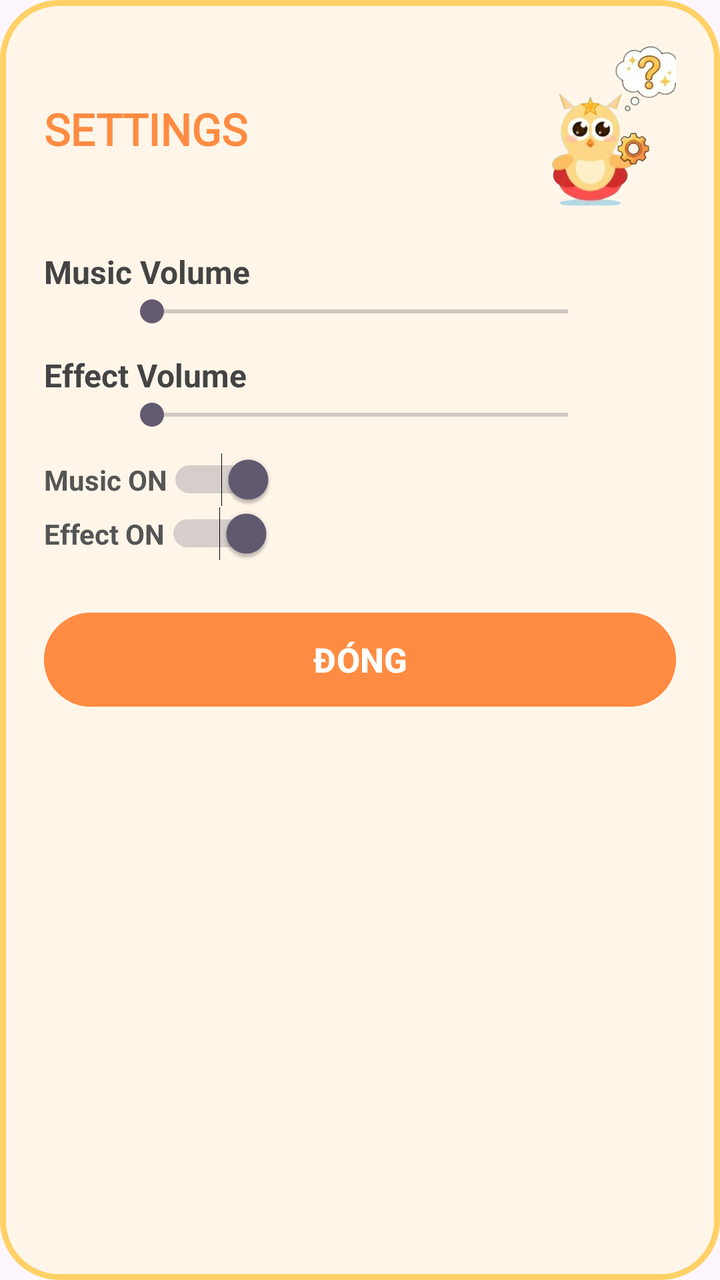
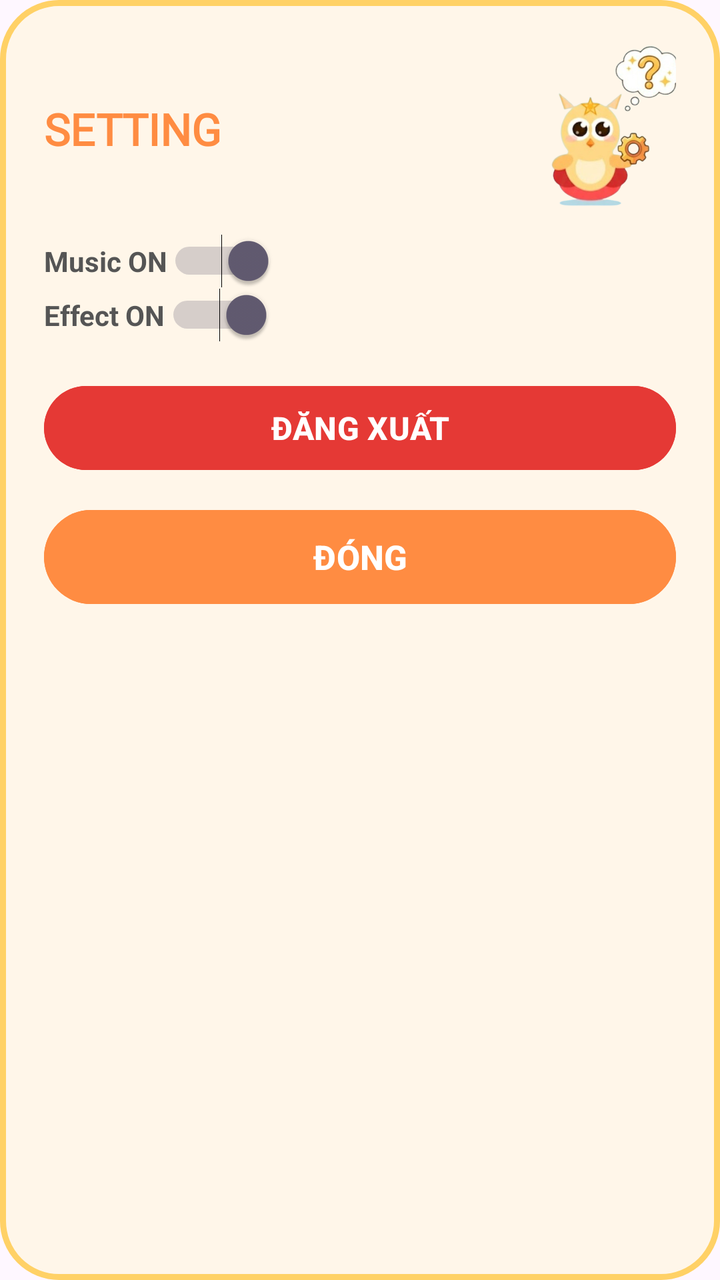

Screens rendered from an Android XML layout before and after an edit, with the pre-edit source and the edit as a unified diff.
<!-- AndroidManifest.xml: application theme Theme.LittleEnglishHero -->
<!-- res/layout/dialog_settings.xml -->
<?xml version="1.0" encoding="utf-8"?>
<LinearLayout
    xmlns:android="http://schemas.android.com/apk/res/android"
    android:layout_width="320dp"
    android:layout_height="wrap_content"
    android:orientation="vertical"
    android:padding="22dp"
    android:background="@drawable/bg_settings_dialog">

    

    <LinearLayout
        android:layout_width="match_parent"
        android:layout_height="wrap_content"
        android:orientation="horizontal"
        android:gravity="center_vertical">

        

        <LinearLayout
            android:layout_width="0dp"
            android:layout_height="wrap_content"
            android:layout_weight="1"
            android:orientation="vertical">

            <TextView
                android:layout_width="wrap_content"
                android:layout_height="wrap_content"
                android:text="SETTINGS"
                android:fontFamily="@font/font_pressstart"
                android:textSize="22sp"
                android:textStyle="bold"
                android:textColor="#FF8C42"/>
        </LinearLayout>

        

        <ImageView
            android:layout_width="85dp"
            android:layout_height="85dp"
            android:src="@drawable/img_settings"
            android:scaleType="centerCrop"
            android:layout_marginStart="10dp"/>
    </LinearLayout>

    

    <TextView
        android:layout_width="wrap_content"
        android:layout_height="wrap_content"
        android:text="Music Volume"
        android:textStyle="bold"

        android:textColor="#444444"
        android:textSize="16sp"
        android:layout_marginTop="18dp"/>

    

    <SeekBar
        android:id="@+id/seekMusic"
        android:layout_width="240dp"
        android:layout_height="wrap_content"
        android:layout_gravity="center" />

    <TextView
        android:layout_width="wrap_content"
        android:layout_height="wrap_content"
        android:text="Effect Volume"
        android:textStyle="bold"
        android:textColor="#444444"
        android:textSize="16sp"
        android:layout_marginTop="12dp"/>

    <SeekBar
        android:id="@+id/seekEffect"
        android:layout_width="240dp"
        android:layout_height="wrap_content"
        android:layout_gravity="center"/>

    

    <LinearLayout
        android:layout_width="match_parent"
        android:layout_height="wrap_content"
        android:orientation="vertical"
        android:layout_marginTop="10dp">

        <Switch
            android:id="@+id/switchMusic"
            android:layout_width="wrap_content"
            android:layout_height="wrap_content"
            android:text="Music ON"
            android:textStyle="bold"
            android:textColor="#555555"
            android:checked="true"/>

        <Switch
            android:id="@+id/switchEffect"
            android:layout_width="wrap_content"
            android:layout_height="wrap_content"
            android:text="Effect ON"
            android:textStyle="bold"
            android:textColor="#555555"
            android:checked="true"/>
    </LinearLayout>

    

    <Button
        android:id="@+id/btnClose"
        android:layout_width="match_parent"
        android:layout_height="55dp"
        android:text="ĐÓNG"
        android:textStyle="bold"
        android:textSize="17sp"
        android:textColor="@android:color/white"
        android:backgroundTint="#FF8C42"
        android:layout_marginTop="22dp"/>

</LinearLayout>
<!-- resources referenced by this layout -->
<resources>
  <!-- drawable bg_settings_dialog (drawable) -->
  <?xml version="1.0" encoding="utf-8"?>
  <shape xmlns:android="http://schemas.android.com/apk/res/android">
  
      <solid android:color="#FFF6E9"/>
  
      <corners android:radius="28dp"/>
  
      <stroke
          android:width="3dp"
          android:color="#FFD166"/>
  
      <padding
          android:left="10dp"
          android:right="10dp"
          android:top="10dp"
          android:bottom="10dp"/>
  </shape>
  <!-- drawable img_settings: png bitmap (drawable, 165233 bytes) -->
  <style name="Theme.LittleEnglishHero" parent="Base.Theme.LittleEnglishHero" />
  <style name="Base.Theme.LittleEnglishHero" parent="Theme.Material3.DayNight.NoActionBar">
          
          
      </style>
</resources>

<!-- the commit's change to res/layout/dialog_settings.xml (unified diff, before → after) -->
@@ -8,14 +8,11 @@
     android:background="@drawable/bg_settings_dialog">
 
     
-
     <LinearLayout
         android:layout_width="match_parent"
         android:layout_height="wrap_content"
         android:orientation="horizontal"
         android:gravity="center_vertical">
-
-        
 
         <LinearLayout
             android:layout_width="0dp"
@@ -26,14 +23,12 @@
             <TextView
                 android:layout_width="wrap_content"
                 android:layout_height="wrap_content"
-                android:text="SETTINGS"
+                android:text="SETTING"
                 android:fontFamily="@font/font_pressstart"
                 android:textSize="22sp"
                 android:textStyle="bold"
                 android:textColor="#FF8C42"/>
         </LinearLayout>
-
-        
 
         <ImageView
             android:layout_width="85dp"
@@ -44,48 +39,13 @@
     </LinearLayout>
 
     
-
-    <TextView
-        android:layout_width="wrap_content"
-        android:layout_height="wrap_content"
-        android:text="Music Volume"
-        android:textStyle="bold"
-
-        android:textColor="#444444"
-        android:textSize="16sp"
-        android:layout_marginTop="18dp"/>
-
-    
-
-    <SeekBar
-        android:id="@+id/seekMusic"
-        android:layout_width="240dp"
-        android:layout_height="wrap_content"
-        android:layout_gravity="center" />
-
-    <TextView
-        android:layout_width="wrap_content"
-        android:layout_height="wrap_content"
-        android:text="Effect Volume"
-        android:textStyle="bold"
-        android:textColor="#444444"
-        android:textSize="16sp"
-        android:layout_marginTop="12dp"/>
-
-    <SeekBar
-        android:id="@+id/seekEffect"
-        android:layout_width="240dp"
-        android:layout_height="wrap_content"
-        android:layout_gravity="center"/>
-
-    
-
     <LinearLayout
         android:layout_width="match_parent"
         android:layout_height="wrap_content"
         android:orientation="vertical"
         android:layout_marginTop="10dp">
 
+        
         <Switch
             android:id="@+id/switchMusic"
             android:layout_width="wrap_content"
@@ -95,6 +55,7 @@
             android:textColor="#555555"
             android:checked="true"/>
 
+        
         <Switch
             android:id="@+id/switchEffect"
             android:layout_width="wrap_content"
@@ -106,7 +67,18 @@
     </LinearLayout>
 
     
+    <Button
+        android:id="@+id/btnLogout"
+        android:layout_width="match_parent"
+        android:layout_height="50dp"
+        android:text="ĐĂNG XUẤT"
+        android:textStyle="bold"
+        android:textSize="16sp"
+        android:textColor="@android:color/white"
+        android:backgroundTint="#E53935"
+        android:layout_marginTop="18dp"/>
 
+    
     <Button
         android:id="@+id/btnClose"
         android:layout_width="match_parent"
@@ -116,6 +88,6 @@
         android:textSize="17sp"
         android:textColor="@android:color/white"
         android:backgroundTint="#FF8C42"
-        android:layout_marginTop="22dp"/>
+        android:layout_marginTop="12dp"/>
 
 </LinearLayout>
